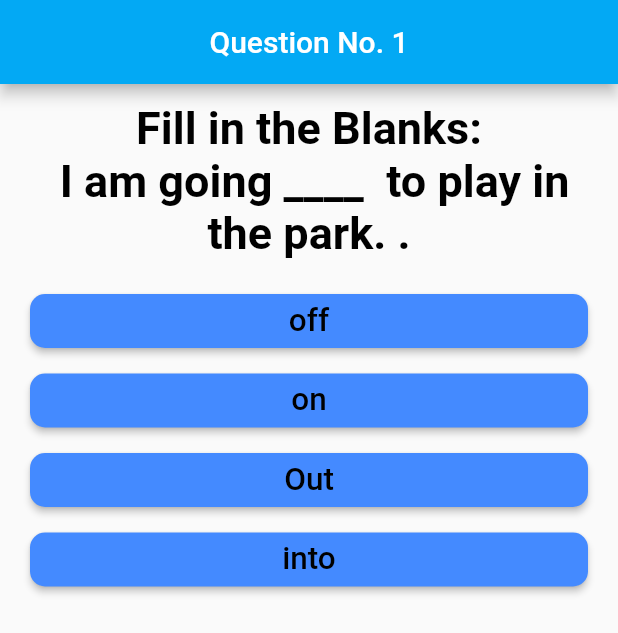
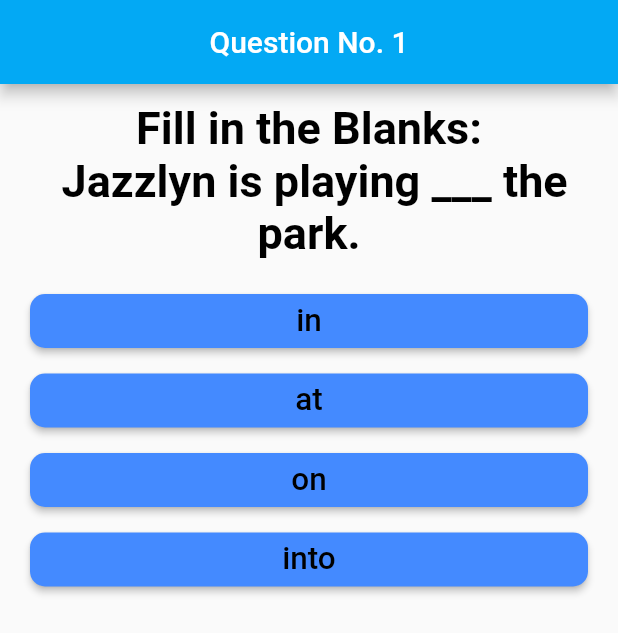
Before and after one commit to sacksaini/flutter_complete_guide, a Flutter app: the screen it shows after launch, on a phone screen of 412 x 824 dp. Shown: the top 633 px of the screen. Run offline on Flutter 3.47's test engine with Material 2 defaults, Android fonts, the phone set to English and light mode, and no system bars.

Commit message:
edits in the questions

```diff
--- a/lib/main.dart
+++ b/lib/main.dart
@@ -42,12 +42,11 @@ class _MyAppState extends State<MyApp> {
   Widget build(BuildContext context) {
     final _questions = const [
       {
-        'question':
-            'Fill in the Blanks: \n I am going ____  to play in the park. .',
+        'question': 'Fill in the Blanks: \n Jazzlyn is playing ___ the park.',
         'answer': [
-          {'text': 'off', 'score': 0},
+          {'text': 'in', 'score': 1},
+          {'text': 'at', 'score': 1},
           {'text': 'on', 'score': 0},
-          {'text': 'Out', 'score': 1},
           {'text': 'into', 'score': 0},
         ]
       },
@@ -61,18 +60,18 @@ class _MyAppState extends State<MyApp> {
         ]
       },
       {
-        'question': 'Fill in the Blanks: \n I ___ good at climbing trees.',
+        'question': 'Fill in the Blanks: \n I ___ a good dancer.',
         'answer': [
           {'text': 'is', 'score': 0},
           {'text': 'am', 'score': 1},
         ]
       },
       {
-        'question': 'Fill in the Blanks: \n The balls ___ new.',
+        'question': 'Fill in the Blanks: \n I want ___ barbie doll.',
         'answer': [
-          {'text': 'is', 'score': 0},
-          {'text': 'am', 'score': 0},
-          {'text': 'are', 'score': 1},
+          {'text': 'a', 'score': 1},
+          {'text': 'an', 'score': 0},
+          {'text': 'the', 'score': 0},
         ]
       },
       {
@@ -94,12 +93,13 @@ class _MyAppState extends State<MyApp> {
         ]
       },
       {
-        'question': 'How much is 5 tens and 3 ones?',
+        'question':
+            'Jazzlyn have 6 toys, she gives 2 toys to Trisha, how may toys are left with jazzlyn?',
         'answer': [
-          {'text': '503', 'score': 0},
-          {'text': '53', 'score': 1},
-          {'text': '5300', 'score': 0},
-          {'text': '530', 'score': 0},
+          {'text': '53', 'score': 0},
+          {'text': '8', 'score': 1},
+          {'text': '7', 'score': 0},
+          {'text': '9', 'score': 0},
         ]
       },
       {
@@ -114,7 +114,7 @@ class _MyAppState extends State<MyApp> {
     ];
     return MaterialApp(
         home: Scaffold(
-            appBar: questionNumber < 3
+            appBar: questionNumber < 9
                 ? AppBar(
                     title: Center(child: Text('Question No. $questionNumber')),
                     backgroundColor: Colors.lightBlue,
```
